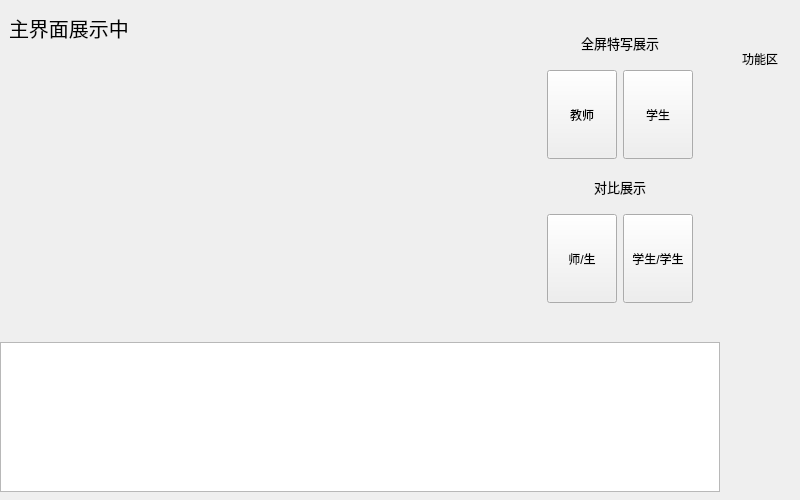
Dachui61/TeachingSystem, file mainwindow.ui: the form before one commit.
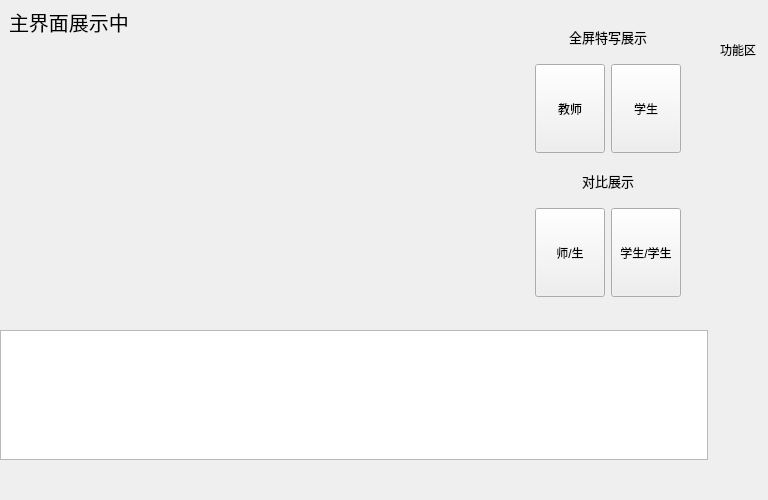
The form after the commit. Icons and pictures are not drawn. Custom widgets are drawn as their Qt base class.

Diff of the .ui file:
```diff
--- a/mainwindow.ui
+++ b/mainwindow.ui
@@ -6,19 +6,19 @@
    <rect>
     <x>0</x>
     <y>0</y>
-    <width>800</width>
+    <width>768</width>
     <height>500</height>
    </rect>
   </property>
   <property name="minimumSize">
    <size>
-    <width>800</width>
+    <width>750</width>
     <height>500</height>
    </size>
   </property>
   <property name="maximumSize">
    <size>
-    <width>800</width>
+    <width>768</width>
     <height>500</height>
    </size>
   </property>
@@ -357,57 +357,37 @@
            </widget>
           </item>
           <item>
-           <widget class="QWidget" name="scroll_wgt" native="true">
+           <widget class="QListWidget" name="listWidget">
             <property name="minimumSize">
              <size>
               <width>100</width>
-              <height>150</height>
+              <height>130</height>
              </size>
             </property>
             <property name="maximumSize">
              <size>
               <width>16777215</width>
-              <height>150</height>
+              <height>130</height>
              </size>
             </property>
-            <layout class="QVBoxLayout" name="verticalLayout_4">
-             <property name="spacing">
-              <number>0</number>
-             </property>
-             <property name="leftMargin">
-              <number>0</number>
-             </property>
-             <property name="topMargin">
-              <number>0</number>
-             </property>
-             <property name="rightMargin">
-              <number>0</number>
-             </property>
-             <property name="bottomMargin">
-              <number>0</number>
-             </property>
-             <item>
-              <widget class="QListView" name="listView">
-               <property name="minimumSize">
-                <size>
-                 <width>100</width>
-                 <height>150</height>
-                </size>
-               </property>
-               <property name="maximumSize">
-                <size>
-                 <width>16777215</width>
-                 <height>150</height>
-                </size>
-               </property>
-               <property name="spacing">
-                <number>0</number>
-               </property>
-              </widget>
-             </item>
-            </layout>
+            <property name="spacing">
+             <number>0</number>
+            </property>
            </widget>
           </item>
+          <item>
+           <spacer name="verticalSpacer_6">
+            <property name="orientation">
+             <enum>Qt::Orientation::Vertical</enum>
+            </property>
+            <property name="sizeHint" stdset="0">
+             <size>
+              <width>20</width>
+              <height>37</height>
+             </size>
+            </property>
+           </spacer>
+          </item>
          </layout>
         </widget>
        </item>
@@ -421,17 +401,32 @@
          </property>
          <property name="minimumSize">
           <size>
-           <width>80</width>
-           <height>0</height>
+           <width>60</width>
+           <height>500</height>
           </size>
          </property>
          <property name="maximumSize">
           <size>
            <width>80</width>
-           <height>16777215</height>
+           <height>500</height>
           </size>
          </property>
          <layout class="QVBoxLayout" name="verticalLayout_2">
+          <property name="spacing">
+           <number>0</number>
+          </property>
+          <property name="leftMargin">
+           <number>0</number>
+          </property>
+          <property name="topMargin">
+           <number>0</number>
+          </property>
+          <property name="rightMargin">
+           <number>0</number>
+          </property>
+          <property name="bottomMargin">
+           <number>0</number>
+          </property>
           <item>
            <widget class="QLabel" name="label">
             <property name="minimumSize">
@@ -472,6 +467,12 @@
             <layout class="QVBoxLayout" name="verticalLayout">
              <item>
               <widget class="QPushButton" name="play_btn">
+               <property name="sizePolicy">
+                <sizepolicy hsizetype="Preferred" vsizetype="Fixed">
+                 <horstretch>0</horstretch>
+                 <verstretch>0</verstretch>
+                </sizepolicy>
+               </property>
                <property name="minimumSize">
                 <size>
                  <width>45</width>
```
